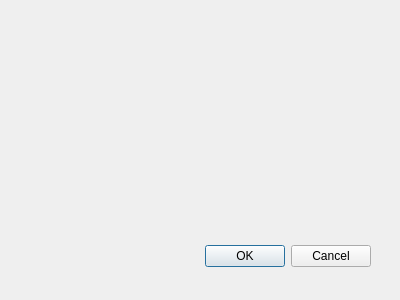
Above: incluirdvd.ui from ErikaFernanda/Loja before the change. Below: the same form after it.
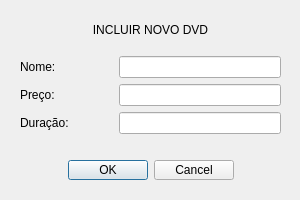
That is the form after the change.

```diff
--- a/incluirdvd.ui
+++ b/incluirdvd.ui
@@ -8,8 +8,8 @@
    <rect>
     <x>0</x>
     <y>0</y>
-    <width>400</width>
-    <height>300</height>
+    <width>300</width>
+    <height>200</height>
    </rect>
   </property>
   <property name="windowTitle">
@@ -18,10 +18,10 @@
   <widget class="QDialogButtonBox" name="buttonBox">
    <property name="geometry">
     <rect>
-     <x>30</x>
-     <y>240</y>
-     <width>341</width>
-     <height>32</height>
+     <x>0</x>
+     <y>160</y>
+     <width>301</width>
+     <height>20</height>
     </rect>
    </property>
    <property name="orientation">
@@ -30,6 +30,76 @@
    <property name="standardButtons">
     <set>QDialogButtonBox::Cancel|QDialogButtonBox::Ok</set>
    </property>
+   <property name="centerButtons">
+    <bool>true</bool>
+   </property>
+  </widget>
+  <widget class="QLabel" name="label_4">
+   <property name="geometry">
+    <rect>
+     <x>20</x>
+     <y>20</y>
+     <width>261</width>
+     <height>20</height>
+    </rect>
+   </property>
+   <property name="text">
+    <string>INCLUIR NOVO DVD</string>
+   </property>
+   <property name="alignment">
+    <set>Qt::AlignCenter</set>
+   </property>
+  </widget>
+  <widget class="QWidget" name="gridLayoutWidget">
+   <property name="geometry">
+    <rect>
+     <x>20</x>
+     <y>50</y>
+     <width>261</width>
+     <height>92</height>
+    </rect>
+   </property>
+   <layout class="QGridLayout" name="gridLayout_2">
+    <property name="rightMargin">
+     <number>0</number>
+    </property>
+    <property name="horizontalSpacing">
+     <number>50</number>
+    </property>
+    <property name="verticalSpacing">
+     <number>0</number>
+    </property>
+    <item row="1" column="0">
+     <widget class="QLabel" name="label_2">
+      <property name="text">
+       <string>Preço:</string>
+      </property>
+     </widget>
+    </item>
+    <item row="1" column="1">
+     <widget class="QLineEdit" name="input_dvd_preco"/>
+    </item>
+    <item row="2" column="0">
+     <widget class="QLabel" name="label_3">
+      <property name="text">
+       <string>Duração:</string>
+      </property>
+     </widget>
+    </item>
+    <item row="0" column="1">
+     <widget class="QLineEdit" name="input_dvd_nome"/>
+    </item>
+    <item row="2" column="1">
+     <widget class="QLineEdit" name="input_dvd_duracao"/>
+    </item>
+    <item row="0" column="0">
+     <widget class="QLabel" name="label">
+      <property name="text">
+       <string>Nome:</string>
+      </property>
+     </widget>
+    </item>
+   </layout>
   </widget>
  </widget>
  <pixmapfunction/>
```
Left out of the diff: 17 changed lines with no effect on the pictures.
